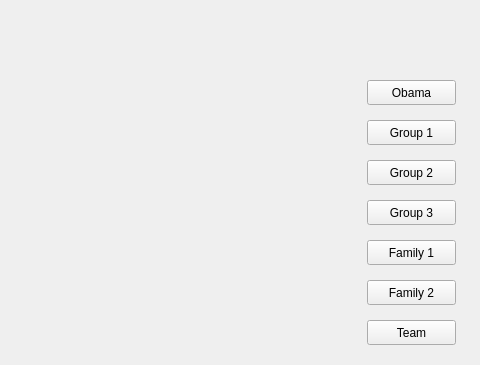
Before: the Qt Designer form src/GUI/UI/anonymise.ui in jegerud/Sciprog2020project, drawn with Qt 5; both pictures show x 383 to 863 and y 0 to 365 of the 863 by 483 pixel window.
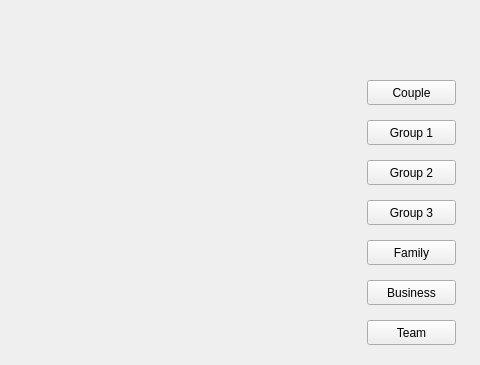
After: the same form once the commit is applied. Icons and pictures are not drawn.

Commit message: Småfiks på UI

Diff of the .ui file:
```diff
--- a/src/GUI/UI/anonymise.ui
+++ b/src/GUI/UI/anonymise.ui
@@ -97,7 +97,7 @@
     </rect>
    </property>
    <property name="text">
-    <string>Obama</string>
+    <string>Couple</string>
    </property>
   </widget>
   <widget class="QPushButton" name="anonymousCode">
@@ -212,7 +212,7 @@
     </rect>
    </property>
    <property name="text">
-    <string>Family 1</string>
+    <string>Family</string>
    </property>
   </widget>
   <widget class="QPushButton" name="family2">
@@ -225,7 +225,7 @@
     </rect>
    </property>
    <property name="text">
-    <string>Family 2</string>
+    <string>Business</string>
    </property>
   </widget>
   <widget class="QPushButton" name="team">
```
Left out of the diff: 6 changed lines with no effect on the pictures.
